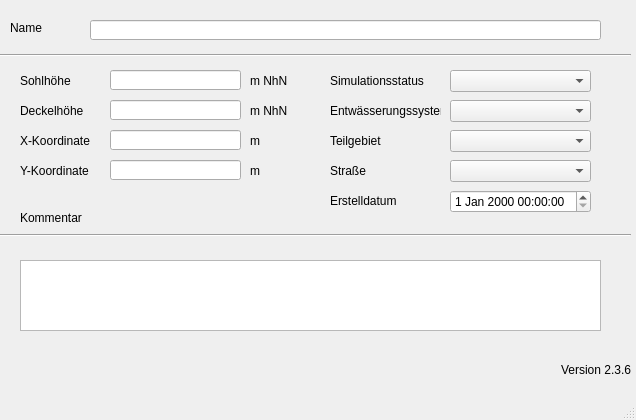
hoettges/QKan, file qkan/database/templates/speicher.ui: the form before one commit.
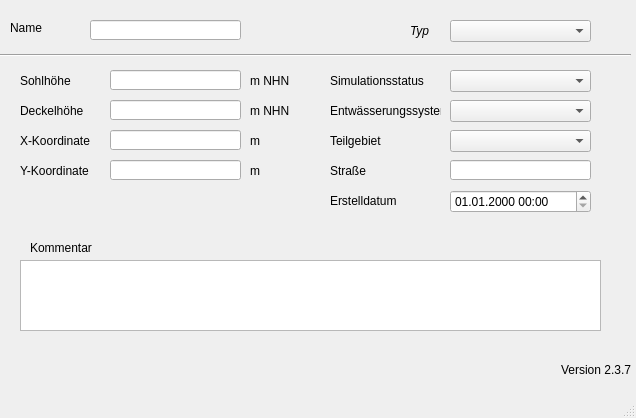
The form after the commit. Custom widgets are drawn as their Qt base class.

Diff of the .ui file:
```diff
--- a/qkan/database/templates/speicher.ui
+++ b/qkan/database/templates/speicher.ui
@@ -7,7 +7,7 @@
     <x>0</x>
     <y>0</y>
     <width>636</width>
-    <height>420</height>
+    <height>418</height>
    </rect>
   </property>
   <property name="windowTitle">
@@ -37,7 +37,7 @@
      </rect>
     </property>
     <property name="text">
-     <string>m NhN</string>
+     <string>m NHN</string>
     </property>
    </widget>
    <widget class="QLabel" name="label_11">
@@ -102,7 +102,7 @@
      </rect>
     </property>
     <property name="text">
-     <string>m NhN</string>
+     <string>m NHN</string>
     </property>
    </widget>
    <widget class="QLabel" name="label_9">
@@ -147,8 +147,8 @@
    <widget class="QLabel" name="label_14">
     <property name="geometry">
      <rect>
-      <x>20</x>
-      <y>210</y>
+      <x>30</x>
+      <y>240</y>
       <width>81</width>
       <height>16</height>
      </rect>
@@ -157,19 +157,6 @@
      <string>Kommentar</string>
     </property>
    </widget>
-   <widget class="Line" name="line_2">
-    <property name="geometry">
-     <rect>
-      <x>0</x>
-      <y>220</y>
-      <width>631</width>
-      <height>31</height>
-     </rect>
-    </property>
-    <property name="orientation">
-     <enum>Qt::Horizontal</enum>
-    </property>
-   </widget>
    <widget class="QLabel" name="label_20">
     <property name="geometry">
      <rect>
@@ -214,7 +201,7 @@
      <rect>
       <x>90</x>
       <y>20</y>
-      <width>511</width>
+      <width>151</width>
       <height>20</height>
      </rect>
     </property>
@@ -302,26 +289,6 @@
      <string>Straße</string>
     </property>
    </widget>
-   <widget class="QComboBox" name="strasse">
-    <property name="geometry">
-     <rect>
-      <x>450</x>
-      <y>160</y>
-      <width>141</width>
-      <height>22</height>
-     </rect>
-    </property>
-   </widget>
-   <widget class="QgsDateTimeEdit" name="createdat">
-    <property name="geometry">
-     <rect>
-      <x>450</x>
-      <y>190</y>
-      <width>141</width>
-      <height>23</height>
-     </rect>
-    </property>
-   </widget>
    <widget class="QLabel" name="label_13">
     <property name="geometry">
      <rect>
@@ -361,12 +328,80 @@
      <string>Version QKan Import</string>
     </property>
     <property name="text">
-     <string>Version 2.3.6</string>
+     <string>Version 2.3.7</string>
     </property>
     <property name="alignment">
      <set>Qt::AlignRight|Qt::AlignTrailing|Qt::AlignVCenter</set>
     </property>
    </widget>
+   <widget class="QLabel" name="label_21">
+    <property name="geometry">
+     <rect>
+      <x>410</x>
+      <y>20</y>
+      <width>31</width>
+      <height>21</height>
+     </rect>
+    </property>
+    <property name="font">
+     <font>
+      <italic>true</italic>
+     </font>
+    </property>
+    <property name="text">
+     <string>Typ</string>
+    </property>
+   </widget>
+   <widget class="QComboBox" name="schachttyp">
+    <property name="geometry">
+     <rect>
+      <x>450</x>
+      <y>20</y>
+      <width>141</width>
+      <height>22</height>
+     </rect>
+    </property>
+    <property name="font">
+     <font>
+      <italic>true</italic>
+     </font>
+    </property>
+    <property name="toolTip">
+     <string>&lt;html&gt;&lt;head/&gt;&lt;body&gt;&lt;p&gt;Hier kann der Knotentyp geändert werden&lt;/p&gt;&lt;/body&gt;&lt;/html&gt;</string>
+    </property>
+    <property name="statusTip">
+     <string>Hier kann der Knotentyp geändert werden</string>
+    </property>
+    <property name="whatsThis">
+     <string>Hier kann der Knotentyp geändert werden</string>
+    </property>
+   </widget>
+   <widget class="QLineEdit" name="strasse">
+    <property name="geometry">
+     <rect>
+      <x>450</x>
+      <y>160</y>
+      <width>141</width>
+      <height>20</height>
+     </rect>
+    </property>
+   </widget>
+   <widget class="QgsDateTimeEdit" name="createdat">
+    <property name="geometry">
+     <rect>
+      <x>450</x>
+      <y>190</y>
+      <width>141</width>
+      <height>23</height>
+     </rect>
+    </property>
+    <property name="currentSection">
+     <enum>QDateTimeEdit::DaySection</enum>
+    </property>
+    <property name="displayFormat">
+     <string>dd.MM.yyyy HH:mm</string>
+    </property>
+   </widget>
   </widget>
   <widget class="QMenuBar" name="menubar">
    <property name="geometry">
```
Left out of the diff: 2 changed lines with no effect on the pictures.
